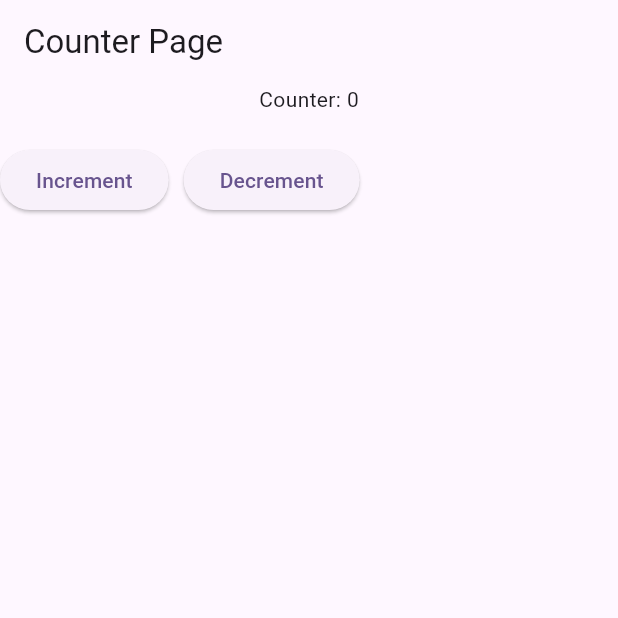
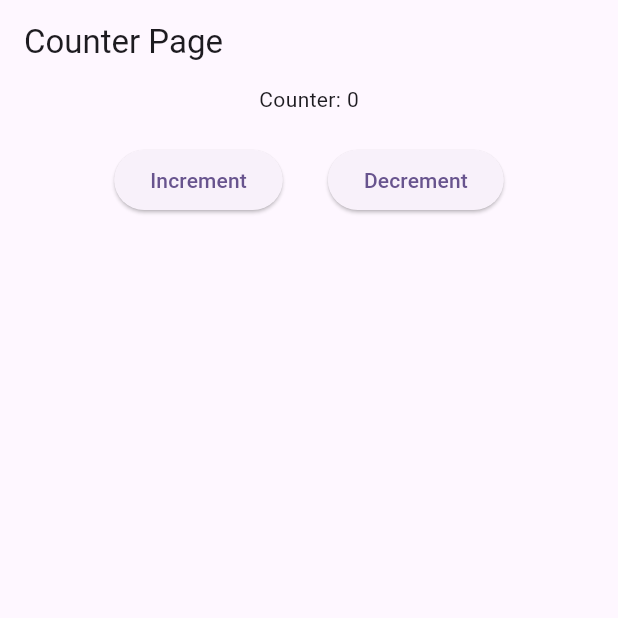
Before and after one commit to yuuya-1205/counter_app_riverpod, a Flutter app: the screen it shows after launch, on a phone screen of 412 x 824 dp, the top half of it. Run offline on Flutter 3.47's test engine with Material 3 defaults, Android fonts, the phone set to English and light mode, and no system bars; our stand-ins replace flutter_riverpod.

Commit message:
fix: width

```diff
--- a/lib/counter_page.dart
+++ b/lib/counter_page.dart
@@ -25,6 +25,7 @@ class CounterPage extends ConsumerWidget {
           Text('Counter: $counter'),
           SizedBox(height: 20),
           Row(
+            mainAxisAlignment: MainAxisAlignment.center,
             children: [
               ElevatedButton(
                 onPressed: () {
@@ -32,7 +33,7 @@ class CounterPage extends ConsumerWidget {
                 },
                 child: const Text('Increment'),
               ),
-              SizedBox(width: 10),
+              SizedBox(width: 30),
               ElevatedButton(
                 onPressed: () {
                   ref.read(counterProvider.notifier).decrement();
```
